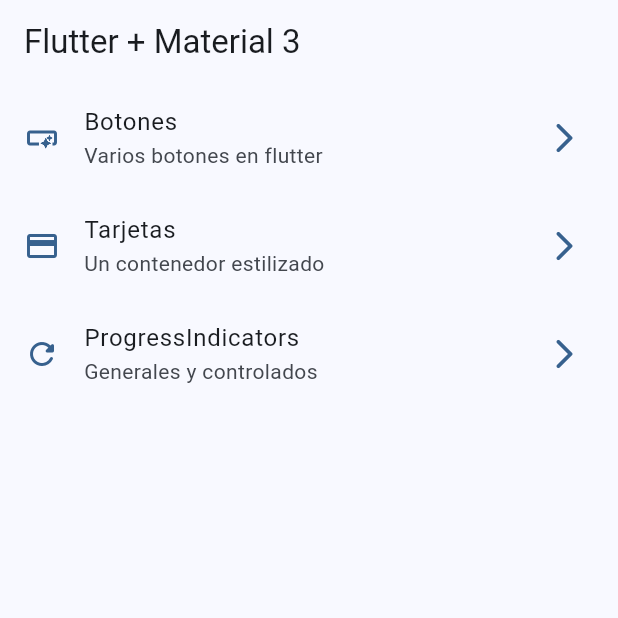
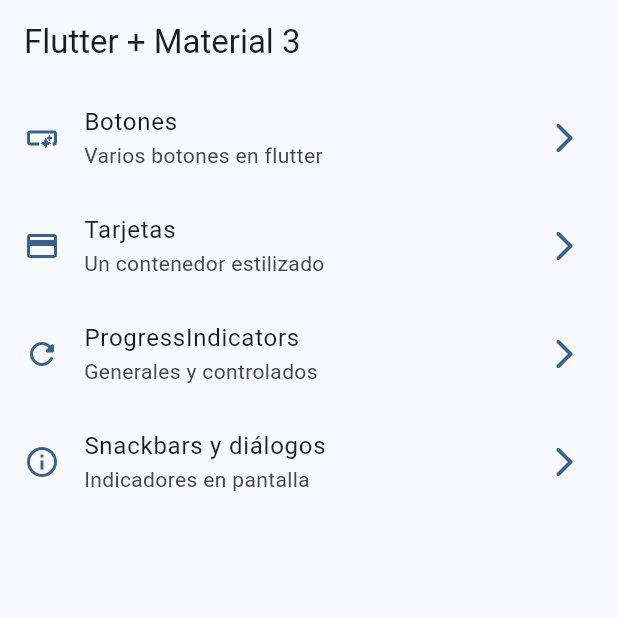
Before and after one commit to fisico-alienado/widgets-app-flutter, a Flutter app: the screen it shows after launch, on a phone screen of 412 x 824 dp, the top half of it. Run offline on Flutter 3.47's test engine with Material 2 defaults, Android fonts, the phone set to English and light mode, and no system bars; our stand-ins replace go_router.

Commit message:
Creación de Snackbars

```diff
--- a/lib/config/menu/menu_items.dart
+++ b/lib/config/menu/menu_items.dart
@@ -35,4 +35,10 @@
     link: '/progress',
     icon: Icons.refresh_rounded
   ),
+  MenuItem(
+    title: 'Snackbars y diálogos',
+    subTitle: 'Indicadores en pantalla',
+    link: '/snackbars',
+    icon: Icons.info_outline
+  ),
 ];
--- a/lib/config/router/app_router.dart
+++ b/lib/config/router/app_router.dart
@@ -27,5 +27,10 @@
       name: ProgressScreen.name,
       builder: (context, state) => const ProgressScreen(),
     ),
+    GoRoute(
+      path: '/snackbars',
+      name: SnackbarScreen.name,
+      builder: (context, state) => const SnackbarScreen(),
+    ),
   ],
 );
```
Also changed, not shown: lib/presentation/screens/snackbar/snackbar_screen.dart (+25 -1 lines).
